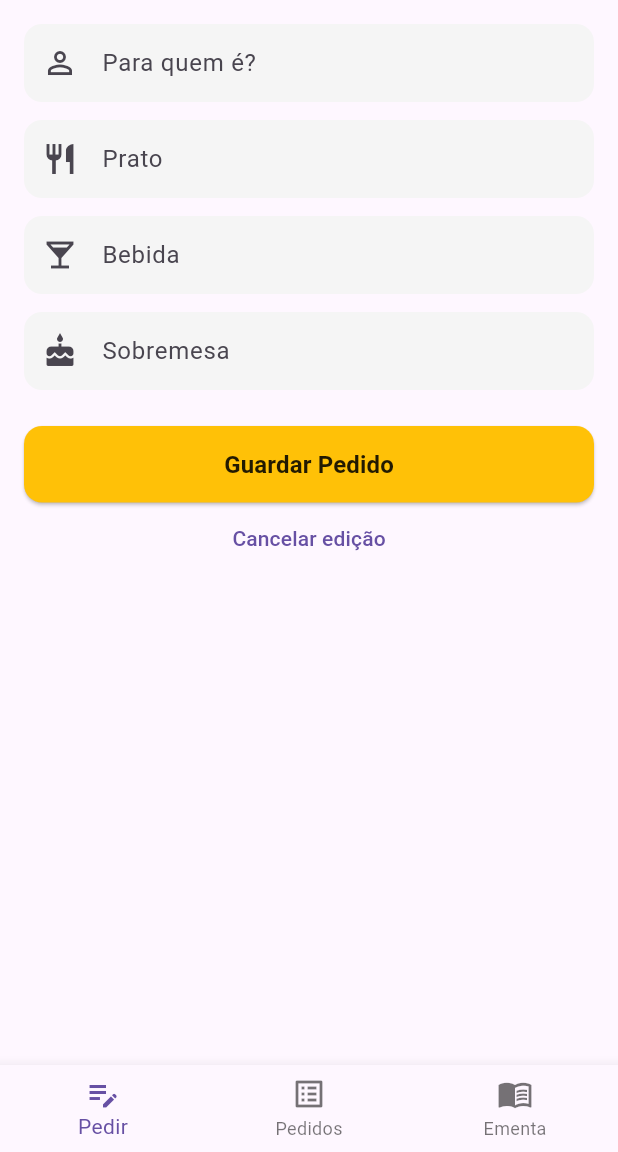
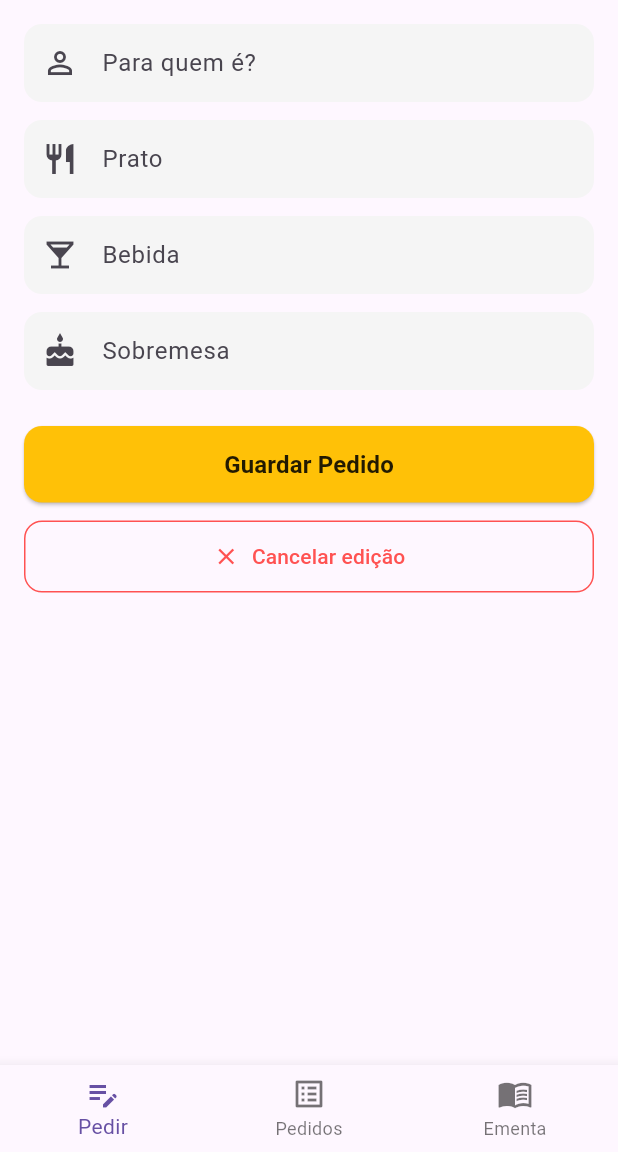
Before and after one commit to DuarteMatos99/casa_avo, a Flutter app: the screen it shows after launch, after a tap on "Enviar Pedido", after a tap on the "edit" icon, on a phone screen of 412 x 824 dp, the part 84-1236 px from its top. Run offline on Flutter 3.47's test engine with Material 3 defaults, Android fonts, the phone set to English and light mode, and no system bars; our stand-ins replace image_picker, shared_preferences; missing offline and left inert: google_mlkit_text_recognition.

Commit message:
melhorar UI do botao de cancelar edit

```diff
--- a/lib/pages/home.dart
+++ b/lib/pages/home.dart
@@ -202,9 +202,23 @@ class _HomePageState extends State<HomePage> {
                 ),
               ),
               if (_indicePedidoEmEdicao != null)
-                TextButton(
-                  onPressed: _cancelarEdicao,
-                  child: const Text("Cancelar edição"),
+                const SizedBox(height: 12),
+              if (_indicePedidoEmEdicao != null)
+                SizedBox(
+                  width: double.infinity,
+                  child: OutlinedButton.icon(
+                    onPressed: _cancelarEdicao,
+                    icon: const Icon(Icons.close, size: 18),
+                    label: const Text("Cancelar edição"),
+                    style: OutlinedButton.styleFrom(
+                      foregroundColor: Colors.redAccent,
+                      side: const BorderSide(color: Colors.redAccent),
+                      padding: const EdgeInsets.symmetric(vertical: 14),
+                      shape: RoundedRectangleBorder(
+                        borderRadius: BorderRadius.circular(12),
+                      ),
+                    ),
+                  ),
                 ),
             ],
           ),
```
